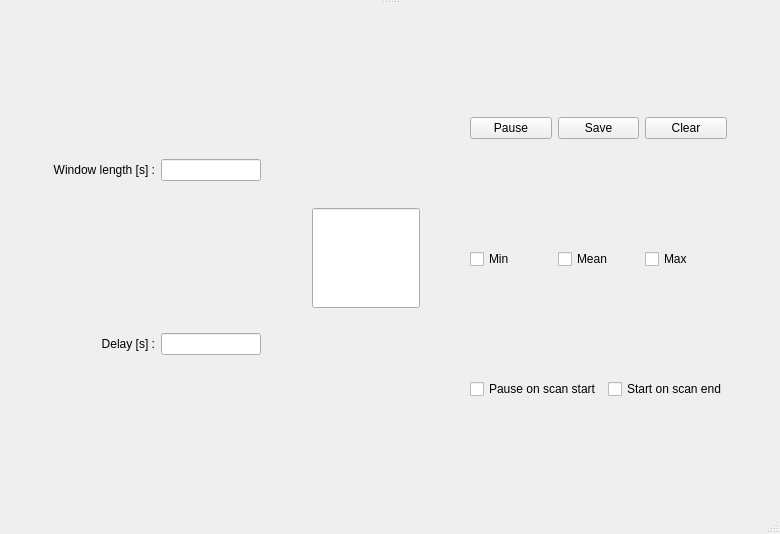
The window that autolab/core/gui/monitoring/interface.ui (autolab-project/autolab) describes before a commit, drawn with Qt 5.
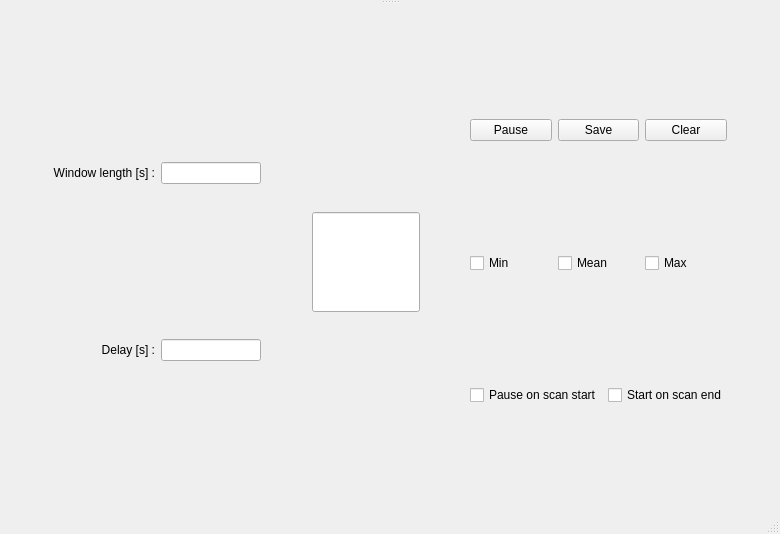
The same window after the commit.

```diff
--- a/autolab/core/gui/monitoring/interface.ui
+++ b/autolab/core/gui/monitoring/interface.ui
@@ -40,6 +40,9 @@
       </widget>
       <widget class="QFrame" name="frame">
        <layout class="QHBoxLayout" name="horizontalLayout">
+        <property name="bottomMargin">
+         <number>0</number>
+        </property>
         <item>
          <spacer name="horizontalSpacer">
           <property name="orientation">
```
